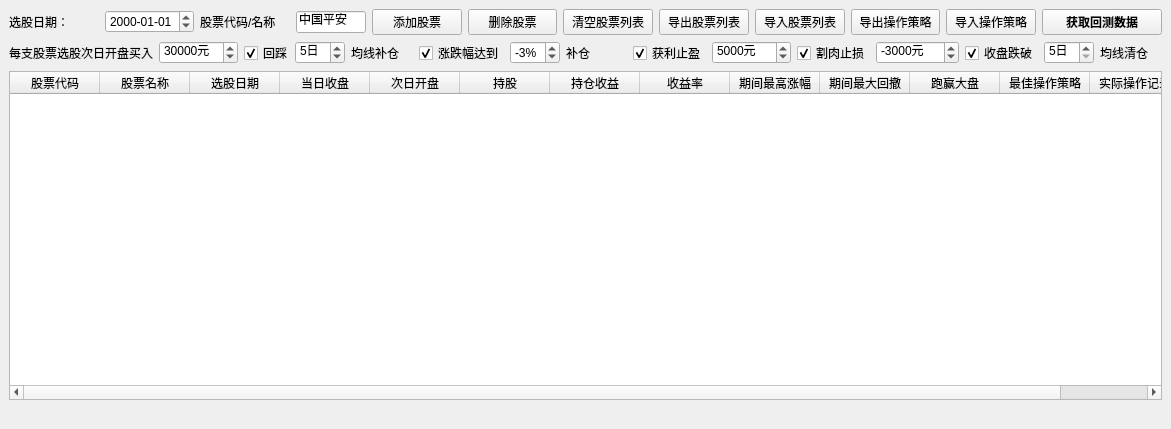
victor647/QuantumStockTrade, file QtDesign/SelectedPerformance.ui: the form before one commit.
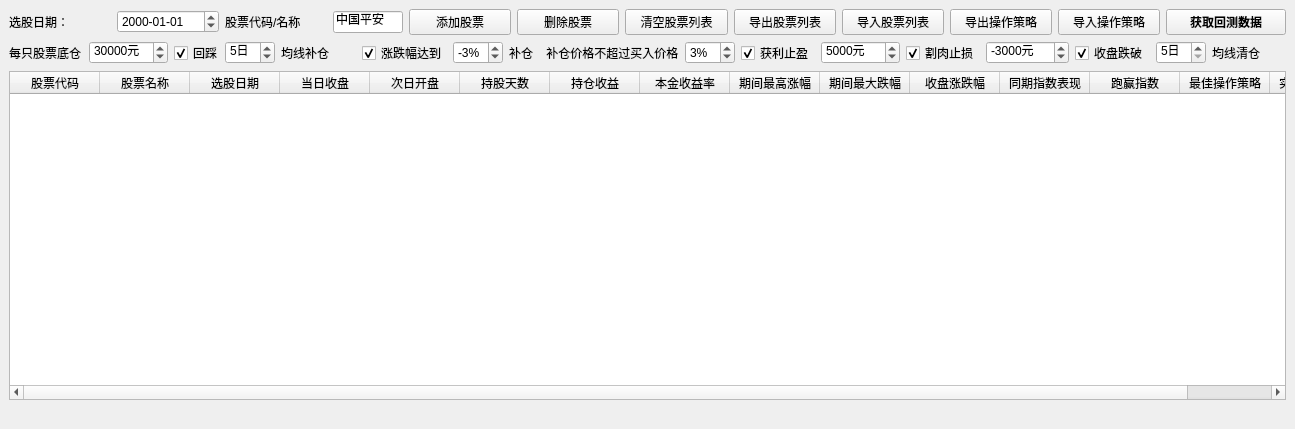
The form after the commit.

Commit message: 选股回测增加补仓限价

The edit to the form file:
```diff
--- a/QtDesign/SelectedPerformance.ui
+++ b/QtDesign/SelectedPerformance.ui
@@ -6,7 +6,7 @@
    <rect>
     <x>0</x>
     <y>0</y>
-    <width>1171</width>
+    <width>1295</width>
     <height>429</height>
    </rect>
   </property>
@@ -203,7 +203,7 @@
          </font>
         </property>
         <property name="text">
-         <string>每支股票选股次日开盘买入</string>
+         <string>每只股票底仓</string>
         </property>
        </widget>
       </item>
@@ -343,7 +343,31 @@
          </font>
         </property>
         <property name="text">
-         <string>补仓</string>
+         <string>补仓    补仓价格不超过买入价格</string>
+        </property>
+       </widget>
+      </item>
+      <item>
+       <widget class="QSpinBox" name="spbAddPriceLimit">
+        <property name="maximumSize">
+         <size>
+          <width>50</width>
+          <height>16777215</height>
+         </size>
+        </property>
+        <property name="font">
+         <font>
+          <pointsize>9</pointsize>
+         </font>
+        </property>
+        <property name="suffix">
+         <string>%</string>
+        </property>
+        <property name="maximum">
+         <number>20</number>
+        </property>
+        <property name="value">
+         <number>3</number>
         </property>
        </widget>
       </item>
@@ -524,7 +548,7 @@
       </column>
       <column>
        <property name="text">
-        <string>持股</string>
+        <string>持股天数</string>
        </property>
       </column>
       <column>
@@ -534,7 +558,7 @@
       </column>
       <column>
        <property name="text">
-        <string>收益率</string>
+        <string>本金收益率</string>
        </property>
       </column>
       <column>
@@ -544,12 +568,22 @@
       </column>
       <column>
        <property name="text">
-        <string>期间最大回撤</string>
+        <string>期间最大跌幅</string>
        </property>
       </column>
       <column>
        <property name="text">
-        <string>跑赢大盘</string>
+        <string>收盘涨跌幅</string>
+       </property>
+      </column>
+      <column>
+       <property name="text">
+        <string>同期指数表现</string>
+       </property>
+      </column>
+      <column>
+       <property name="text">
+        <string>跑赢指数</string>
        </property>
       </column>
       <column>
```
Left out of the diff: 2 changed lines with no effect on the pictures. The commit also changes 4 other files.
